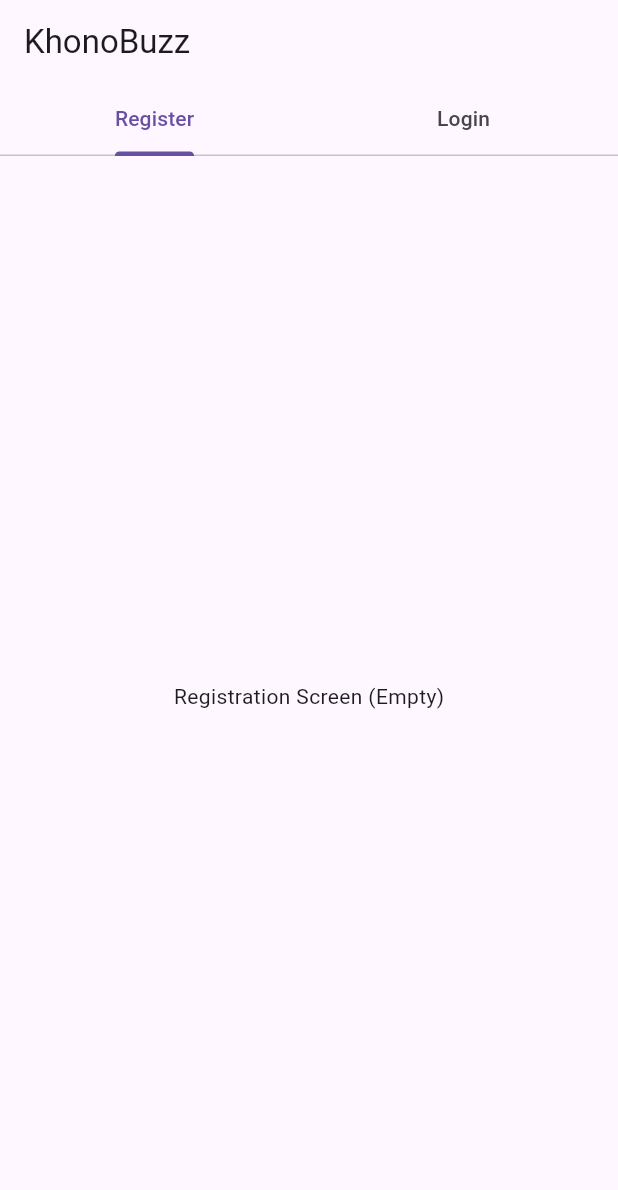
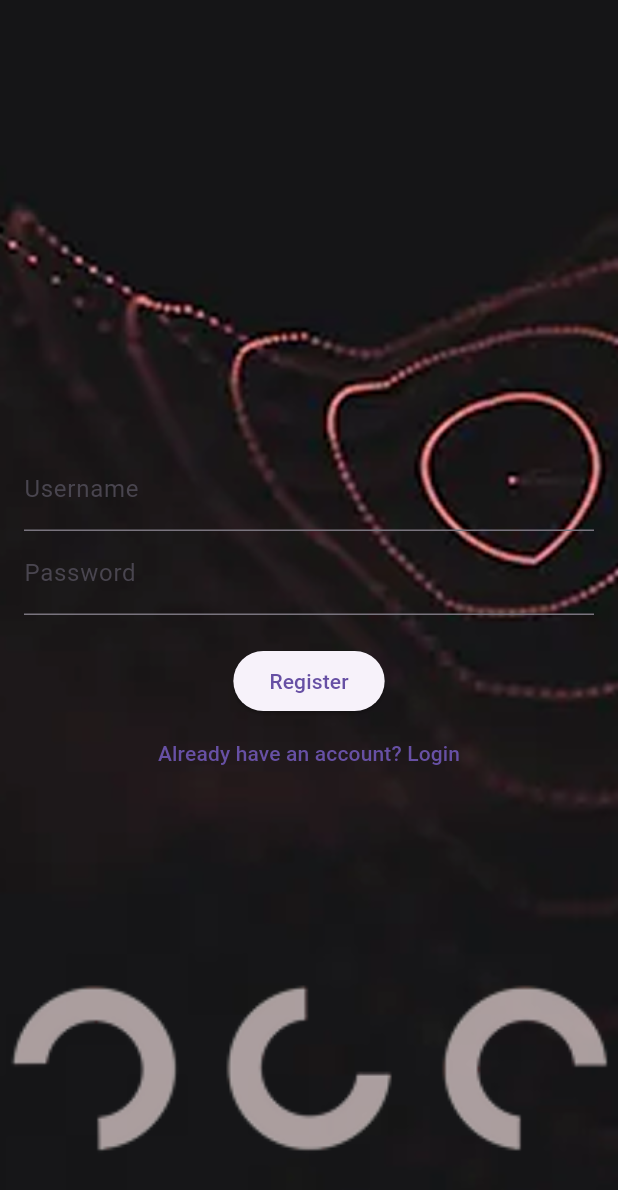
Before and after one commit to Nathi2266/khono-buzz, a Flutter app: the screen it shows after launch, on a phone screen of 412 x 824 dp. Shown: the top 1190 px of the screen. Run offline on Flutter 3.47's test engine with Material 3 defaults, Android fonts, the phone set to English and light mode, and no system bars.

Commit message:
Add BackgroundWidget for improved UI and implement registration/login functionality in main.dart. Create new database.db file.

```diff
--- /dev/null
+++ b/khonobuzz/lib/background_widget.dart
@@ -0,0 +1,24 @@
+import 'package:flutter/material.dart';
+
+class BackgroundWidget extends StatelessWidget {
+  final Widget child;
+
+  const BackgroundWidget({super.key, required this.child});
+
+  @override
+  Widget build(BuildContext context) {
+    return Stack(
+      children: [
+        // Background Image
+        Positioned.fill(
+          child: Image.asset(
+            'assets/images/backgroud.png',
+            fit: BoxFit.cover,
+          ),
+        ),
+        // Content on top of the background
+        child,
+      ],
+    );
+  }
+}
--- a/khonobuzz/lib/main.dart
+++ b/khonobuzz/lib/main.dart
@@ -1,8 +1,16 @@
 import 'package:flutter/material.dart';
+import 'package:flutter/services.dart'; // Import this package for SystemChrome
 import 'package:http/http.dart' as http;
+import 'package:khonobuzz/background_widget.dart'; // Import the new BackgroundWidget
 import 'dart:convert';
 
 void main() {
+  // Ensure that Flutter's widgets are initialized before the SystemChrome call
+  WidgetsFlutterBinding.ensureInitialized();
+
+  // This line makes the app full-screen by hiding all system UI overlays
+  SystemChrome.setEnabledSystemUIMode(SystemUiMode.manual, overlays: []);
+
   runApp(const MainApp());
 }
 
@@ -58,34 +66,150 @@
 }
 
 class _MainAppState extends State<MainApp> {
-  // Keep AuthService instance if needed for future API calls
   final AuthService _authService = AuthService();
+  final PageController _pageController = PageController();
+
+  final TextEditingController _registerUsernameController = TextEditingController();
+  final TextEditingController _registerPasswordController = TextEditingController();
+  final TextEditingController _loginUsernameController = TextEditingController();
+  final TextEditingController _loginPasswordController = TextEditingController();
+
+  void _showSnackBar(String message, {bool isError = false}) {
+    ScaffoldMessenger.of(context).showSnackBar(
+      SnackBar(
+        content: Text(message),
+        backgroundColor: isError ? Colors.red : Colors.green,
+      ),
+    );
+  }
+
+  Future<void> _register() async {
+    try {
+      final message = await _authService.register(
+        _registerUsernameController.text,
+        _registerPasswordController.text,
+      );
+      _showSnackBar(message);
+      _registerUsernameController.clear();
+      _registerPasswordController.clear();
+    } catch (e) {
+      _showSnackBar(e.toString(), isError: true);
+    }
+  }
+
+  Future<void> _login() async {
+    try {
+      final message = await _authService.login(
+        _loginUsernameController.text,
+        _loginPasswordController.text,
+      );
+      _showSnackBar(message);
+      // Navigate to another screen or update UI on successful login
+    } catch (e) {
+      _showSnackBar(e.toString(), isError: true);
+    }
+  }
+
+  @override
+  void dispose() {
+    _registerUsernameController.dispose();
+    _registerPasswordController.dispose();
+    _loginUsernameController.dispose();
+    _loginPasswordController.dispose();
+    _pageController.dispose(); // Dispose the PageController
+    super.dispose();
+  }
 
   @override
   Widget build(BuildContext context) {
     return MaterialApp(
       title: 'KhonoBuzz',
+      debugShowCheckedModeBanner: false, // Remove the debug banner
       theme: ThemeData(
         primarySwatch: Colors.blue,
       ),
-      home: DefaultTabController(
-        length: 2,
-        child: Scaffold(
-          appBar: AppBar(
-            title: const Text('KhonoBuzz'),
-            bottom: const TabBar(
-              tabs: [
-                Tab(text: 'Register'),
-                Tab(text: 'Login'),
+      home: Scaffold(
+        body: Stack(
+          children: [
+            PageView(
+              controller: _pageController,
+              children: [
+                BackgroundWidget(
+                  child: Center(
+                    child: Padding(
+                      padding: const EdgeInsets.all(16.0),
+                      child: Column(
+                        mainAxisAlignment: MainAxisAlignment.center,
+                        children: [
+                          TextField(
+                            controller: _registerUsernameController,
+                            decoration: InputDecoration(labelText: 'Username'),
+                          ),
+                          TextField(
+                            controller: _registerPasswordController,
+                            decoration: InputDecoration(labelText: 'Password'),
+                            obscureText: true,
+                          ),
+                          SizedBox(height: 20),
+                          ElevatedButton(
+                            onPressed: _register,
+                            child: Text('Register'),
+                          ),
+                          TextButton(
+                            onPressed: () {
+                              _pageController.animateToPage(1, duration: Duration(milliseconds: 300), curve: Curves.easeIn);
+                            },
+                            child: Text('Already have an account? Login'),
+                          ),
+                        ],
+                      ),
+                    ),
+                  ),
+                ),
+                BackgroundWidget(
+                  child: Center(
+                    child: Padding(
+                      padding: const EdgeInsets.all(16.0),
+                      child: Column(
+                        mainAxisAlignment: MainAxisAlignment.center,
+                        children: [
+                          TextField(
+                            controller: _loginUsernameController,
+                            decoration: InputDecoration(labelText: 'Username'),
+                          ),
+                          TextField(
+                            controller: _loginPasswordController,
+                            decoration: InputDecoration(labelText: 'Password'),
+                            obscureText: true,
+                          ),
+                          SizedBox(height: 20),
+                          ElevatedButton(
+                            onPressed: _login,
+                            child: Text('Login'),
+                          ),
+                          TextButton(
+                            onPressed: () {
+                              _pageController.animateToPage(0, duration: Duration(milliseconds: 300), curve: Curves.easeIn);
+                            },
+                            child: Text('Don\'t have an account? Register'),
+                          ),
+                        ],
+                      ),
+                    ),
+                  ),
+                ),
               ],
             ),
-          ),
-          body: const TabBarView(
-            children: [
-              Center(child: Text('Registration Screen (Empty)')),
-              Center(child: Text('Login Screen (Empty)')),
-            ],
-          ),
+            Positioned(
+              bottom: 0,
+              left: 0,
+              right: 0,
+              child: Image.asset(
+                'assets/images/discs.png',
+                fit: BoxFit.fitWidth, // Adjust as needed to match the image
+              ),
+            ),
+          ],
         ),
       ),
     );
```
Also changed, not shown: 1 other file.
